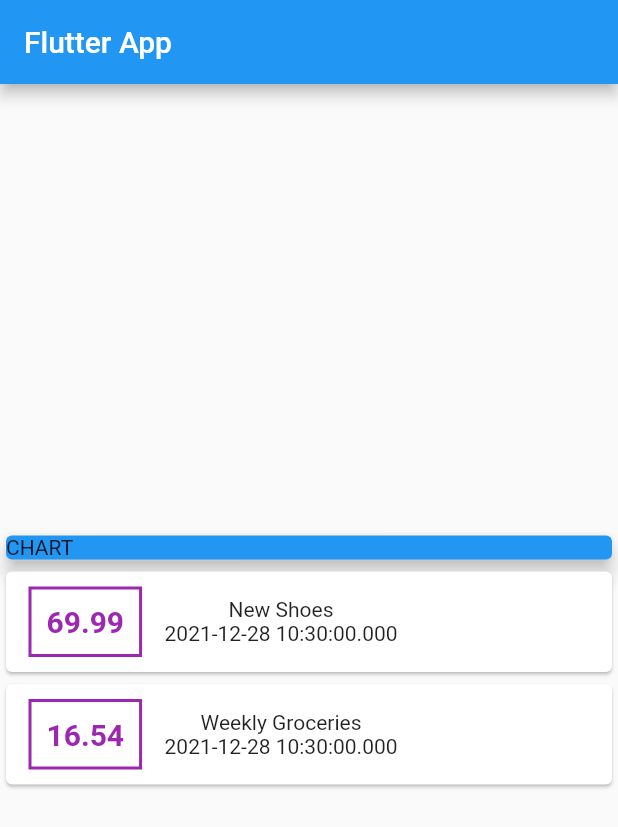
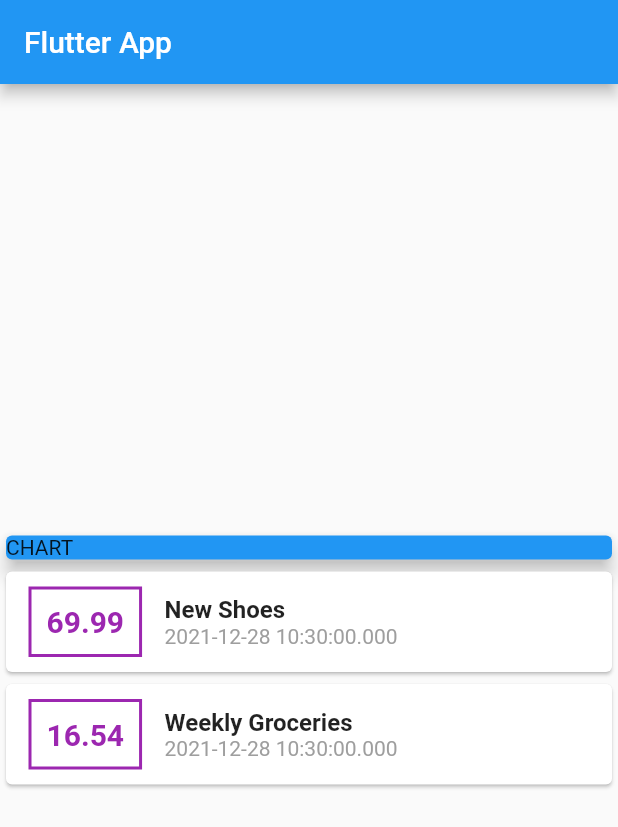
Before and after one commit to renson1123/personal_expenses_app, a Flutter app: the screen it shows after launch, on a phone screen of 412 x 824 dp. Shown: the top 827 px of the screen. Run offline on Flutter 3.47's test engine with Material 2 defaults, Android fonts, the phone set to English and light mode, and no system bars.

Commit message:
Styling the title and the date for the transactions list

```diff
--- a/lib/main.dart
+++ b/lib/main.dart
@@ -72,10 +72,16 @@ class MyHomePage extends StatelessWidget {
                       ),
                     ),
                     Column(
+                      crossAxisAlignment: CrossAxisAlignment.start,
                       children: <Widget>[
-                        Text(tx.title),
+                        Text(
+                          tx.title,
+                          style: TextStyle(
+                              fontSize: 16, fontWeight: FontWeight.bold),
+                        ),
                         Text(
                           tx.date.toString(),
+                          style: TextStyle(color: Colors.grey),
                         ),
                       ],
                     ),
```
